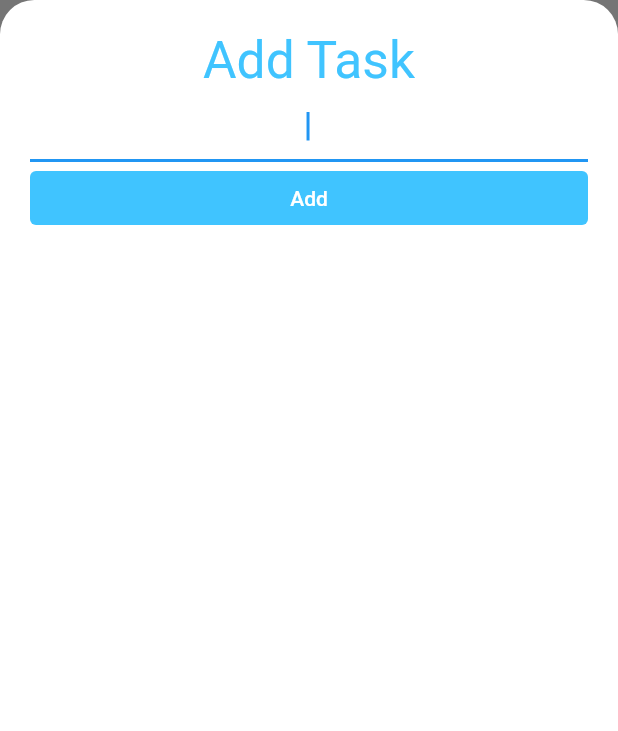
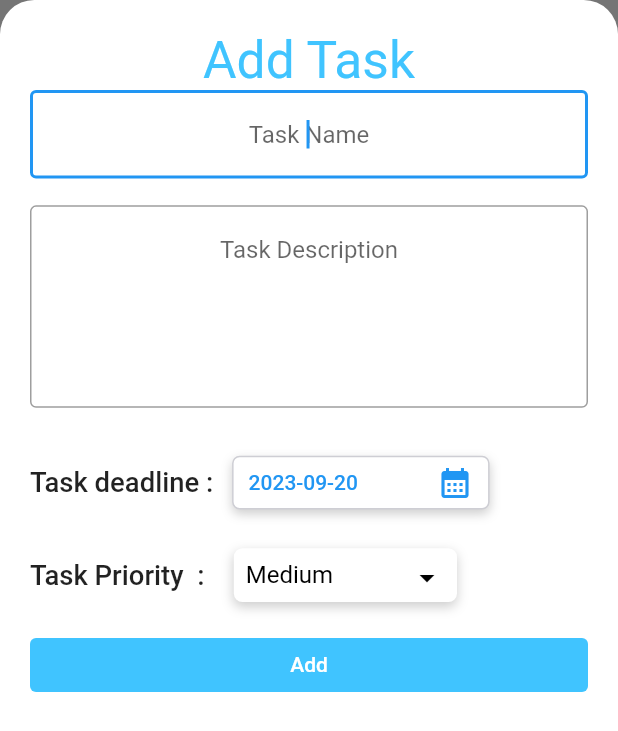
Before and after one commit to zyfi4472/Todo-app, a Flutter app: the AddTaskScreen widget shown alone on an empty page, opened directly, on a phone screen of 412 x 824 dp. Shown: the top 731 px of the screen. Run offline on Flutter 3.47's test engine with Material 2 defaults, Android fonts, the light colour scheme and no system bars; our stand-ins replace cloud_firestore, firebase_auth, firebase_core, flutter_screenutil, fluttertoast, modal_progress_hud_nsn; accounts and stored records are empty.

Commit message:
task description, priority and deadline added

```diff
--- /dev/null
+++ b/lib/globals.dart
@@ -0,0 +1 @@
+String selectedValue = 'Medium'; // Initialize with a valid option
--- a/lib/main.dart
+++ b/lib/main.dart
@@ -5,25 +5,24 @@ import 'package:flutter/material.dart';
 import 'package:flutter_screenutil/flutter_screenutil.dart';
 import 'package:provider/provider.dart';
 import 'package:todoey_app/firebase_options.dart';
-import 'package:todoey_app/screens/login/login_screen.dart';
-
-import 'models/task_data.dart';
-import 'navigation/navigation_page_view.dart';
+import 'package:todoey_app/models/task_data.dart';
+import 'package:todoey_app/navigation/navigation_page_view.dart';
+import 'package:todoey_app/views/login/login_screen.dart';
 
 void main() async {
   WidgetsFlutterBinding.ensureInitialized();
+  // Initialize Firebase
   await Firebase.initializeApp(
     options: DefaultFirebaseOptions.currentPlatform,
   );
   runApp(MyApp());
 }
 
-// ignore: must_be_immutable
 class MyApp extends StatelessWidget {
   MyApp({super.key});
 
+  // Get the current user
   final user = FirebaseAuth.instance.currentUser;
-  bool showSpiner = false;
 
   @override
   Widget build(BuildContext context) {
@@ -33,13 +32,12 @@ class MyApp extends StatelessWidget {
         if (snapshot.connectionState == ConnectionState.waiting) {
           // While checking admin status, show a loading indicator
           return const Center(child: CircularProgressIndicator());
-          // You can replace this with any loading widget you prefer
         } else {
           // Check if user is not null and isAdmin is true
           final isAdmin = user != null && snapshot.data == true;
 
           if (user != null) {
-            // if isAdmin is true, show the MyPageView
+            // If isAdmin is true, show the MyPageView
             return ScreenUtilInit(
               designSize: const Size(360, 690),
               minTextAdapt: true,
@@ -73,8 +71,6 @@ class MyApp extends StatelessWidget {
     );
   }
 
-  // Your checkAdminStatus method remains unchanged
-
   Future<bool> checkAdminStatus() async {
     // Reference to the user's document in Firestore
     final userDocRef =
--- a/lib/models/task.dart
+++ /dev/null
@@ -1,10 +0,0 @@
-class Task {
-  final String name;
-  bool isDone;
-
-  Task({required this.name, this.isDone = false});
-
-  void toggleDone() {
-    isDone = !isDone;
-  }
-}
--- a/lib/models/task_data.dart
+++ b/lib/models/task_data.dart
@@ -1,9 +1,10 @@
 import 'package:cloud_firestore/cloud_firestore.dart';
 import 'package:firebase_auth/firebase_auth.dart';
 import 'package:flutter/foundation.dart';
+import 'package:intl/intl.dart';
 import 'package:todoey_app/authetication/authentication.dart';
 import 'dart:collection';
-import 'package:todoey_app/models/task.dart';
+import 'package:todoey_app/models/task_model.dart';
 
 class TaskData extends ChangeNotifier {
   final taskAuth = FirebaseAuthentication();
@@ -18,7 +19,11 @@ class TaskData extends ChangeNotifier {
   }
 
   void addTask(String newTaskTitle) {
-    final task = Task(name: newTaskTitle);
+    final task = Task(
+        name: newTaskTitle,
+        deadline: '',
+        priority: 'Medium',
+        description: 'ksdk');
     _tasks.add(task);
     notifyListeners();
   }
@@ -42,32 +47,53 @@ class TaskData extends ChangeNotifier {
   }
 
   Future<void> fetchTasksFromFirestore() async {
+    // if (kDebugMode) {
     print('Fetching Tasks');
+    // }
     try {
       final user = FirebaseAuth.instance.currentUser;
 
       if (user != null) {
         final userDocRef =
             FirebaseFirestore.instance.collection('users').doc(user.uid);
+        print('User not null');
 
         final userDocSnapshot = await userDocRef.get();
 
         if (userDocSnapshot.exists) {
+          print('userDocSnapshot exists');
+
           final tasksData = userDocSnapshot.data() as Map<String, dynamic>;
+          // print('Tasks Data: $tasksData'); // Print the entire map for debugging
           final List<dynamic>? tasksList = tasksData['tasks'];
 
           if (tasksList != null) {
             _tasks = tasksList.map((taskData) {
-              return Task(name: taskData['title']);
+              final deadlineTimestamp = taskData['deadline'] as Timestamp?;
+              final deadline = deadlineTimestamp != null
+                  ? DateFormat('dd-MM-yyyy').format(deadlineTimestamp.toDate())
+                  : 'No Deadline';
+              print(
+                  'Task Deadline: $deadline'); // Print the deadline value for debugging
+              return Task(
+                name: taskData['title'],
+                description: taskData['description'],
+                priority: taskData['priority'],
+                deadline: deadline,
+              );
             }).toList();
 
             notifyListeners(); // Notify listeners after updating _tasks
           }
         }
       }
+      // if (kDebugMode) {
       print('Tasks Fetched');
+      // }
     } catch (e) {
+      // if (kDebugMode) {
       print("Error fetching data: $e");
+      // }
     }
   }
 }
--- /dev/null
+++ b/lib/models/task_model.dart
@@ -0,0 +1,18 @@
+class Task {
+  final String name;
+  final String description;
+  final String priority;
+  String deadline;
+  bool isDone;
+
+  Task(
+      {required this.name,
+      required this.description,
+      required this.deadline,
+      required this.priority,
+      this.isDone = false});
+
+  void toggleDone() {
+    isDone = !isDone;
+  }
+}
--- a/lib/screens/addTask/add_task_screen.dart
+++ /dev/null
@@ -1,77 +0,0 @@
-import 'package:cloud_firestore/cloud_firestore.dart';
-import 'package:firebase_auth/firebase_auth.dart';
-import 'package:flutter/material.dart';
-import 'package:flutter_screenutil/flutter_screenutil.dart';
-
-class AddTaskScreen extends StatefulWidget {
-  final DocumentReference? userReference;
-  const AddTaskScreen({super.key, this.userReference});
-  @override
-  State<AddTaskScreen> createState() => _AddTaskScreenState();
-}
-
-class _AddTaskScreenState extends State<AddTaskScreen> {
-  final user = FirebaseAuth.instance.currentUser;
-
-  @override
-  Widget build(BuildContext context) {
-    String newTaskTitle = '';
-
-    return Container(
-      color: const Color(0xff757575),
-      child: Container(
-        padding: const EdgeInsets.all(20.0),
-        decoration: BoxDecoration(
-          color: Colors.white,
-          borderRadius: BorderRadius.only(
-            topLeft: Radius.circular(20.r),
-            topRight: Radius.circular(20.0.r),
-          ),
-        ),
-        child: Column(
-          crossAxisAlignment: CrossAxisAlignment.stretch,
-          children: <Widget>[
-            Text(
-              'Add Task',
-              textAlign: TextAlign.center,
-              style: TextStyle(
-                fontSize: 30.0.sp,
-                color: Colors.lightBlueAccent,
-              ),
-            ),
-            TextField(
-              autofocus: true,
-              textAlign: TextAlign.center,
-              onChanged: (newText) {
-                newTaskTitle = newText;
-              },
-            ),
-            TextButton(
-              onPressed: () async {
-                if (widget.userReference != null) {
-                  // Add the new task to the user's document
-                  print('user ref not null');
-                  await widget.userReference!.update({
-                    'tasks': FieldValue.arrayUnion([
-                      {
-                        'title': newTaskTitle,
-                      },
-                    ]),
-                  });
-
-                  // Navigate back to the UserListScreen
-                  Navigator.pop(context);
-                }
-              },
-              style: TextButton.styleFrom(
-                foregroundColor: Colors.white,
-                backgroundColor: Colors.lightBlueAccent,
-              ),
-              child: const Text('Add'),
-            ),
-          ],
-        ),
-      ),
-    );
-  }
-}
--- /dev/null
+++ b/lib/views/addTask/add_task_screen.dart
@@ -0,0 +1,157 @@
+import 'package:cloud_firestore/cloud_firestore.dart';
+import 'package:firebase_auth/firebase_auth.dart';
+import 'package:flutter/material.dart';
+import 'package:flutter_screenutil/flutter_screenutil.dart';
+import 'package:todoey_app/globals.dart';
+import 'package:todoey_app/widgets/calendar_container.dart';
+import 'package:todoey_app/widgets/priority_dropdown.dart';
+
+class AddTaskScreen extends StatefulWidget {
+  final DocumentReference? userReference;
+  final MyDropdownWidget dropdownWidget =
+      const MyDropdownWidget(); // Add this line
+
+  const AddTaskScreen({super.key, this.userReference});
+  @override
+  State<AddTaskScreen> createState() => _AddTaskScreenState();
+}
+
+class _AddTaskScreenState extends State<AddTaskScreen> {
+  final user = FirebaseAuth.instance.currentUser;
+  DateTime taskDeadline = DateTime.now();
+  TextEditingController? newTaskTitleController = TextEditingController();
+  TextEditingController? newTaskDescriptionController = TextEditingController();
+
+  @override
+  Widget build(BuildContext context) {
+    return Container(
+      color: const Color(0xff757575),
+      child: Container(
+        padding: const EdgeInsets.all(20.0),
+        decoration: BoxDecoration(
+          color: Colors.white,
+          borderRadius: BorderRadius.only(
+            topLeft: Radius.circular(20.r),
+            topRight: Radius.circular(20.0.r),
+          ),
+        ),
+        child: Column(
+          crossAxisAlignment: CrossAxisAlignment.stretch,
+          children: <Widget>[
+            Text(
+              'Add Task',
+              textAlign: TextAlign.center,
+              style: TextStyle(
+                fontSize: 30.0.sp,
+                color: Colors.lightBlueAccent,
+              ),
+            ),
+            TextField(
+              autofocus: true,
+              textAlign: TextAlign.center,
+              controller: newTaskTitleController,
+              decoration: const InputDecoration(
+                hintText: 'Task Name',
+                border: OutlineInputBorder(),
+              ),
+            ),
+            SizedBox(height: 15.h),
+            TextField(
+              autofocus: true,
+              textAlign: TextAlign.center,
+              controller: newTaskDescriptionController,
+              maxLines: 5,
+              decoration: const InputDecoration(
+                hintText: 'Task Description',
+                border: OutlineInputBorder(),
+              ),
+            ),
+            SizedBox(height: 20.h),
+            Row(
+              children: [
+                Text(
+                  'Task deadline : ',
+                  style: TextStyle(
+                    fontSize: 16.sp,
+                    fontWeight: FontWeight.w500,
+                  ),
+                ),
+                _buildDateButton(
+                    onPressed: () => _selectTaskDeadline(context),
+                    selectedDate: taskDeadline),
+              ],
+            ),
+            SizedBox(height: 15.h),
+            Row(
+              children: [
+                Text(
+                  'Task Priority  : ',
+                  style: TextStyle(
+                    fontSize: 16.sp,
+                    fontWeight: FontWeight.w500,
+                  ),
+                ),
+                const MyDropdownWidget(), // Use the instance here
+              ],
+            ),
+            SizedBox(height: 15.h),
+            TextButton(
+              onPressed: () async {
+                if (widget.userReference != null) {
+                  // Add the new task to the user's document
+                  // if (kDebugMode) {
+                  //   print('user ref not null');
+                  // }
+
+                  // Get the selected value from MyDropdownWidget
+
+                  await widget.userReference!.update({
+                    'tasks': FieldValue.arrayUnion([
+                      {
+                        'title': newTaskTitleController!.text,
+                        'description': newTaskDescriptionController!.text,
+                        'priority': selectedValue,
+                        'deadline': taskDeadline.toUtc(),
+                      },
+                    ]),
+                  });
+
+                  // Navigate back to the UserListScreen
+                  // ignore: use_build_context_synchronously
+                  Navigator.pop(context);
+                }
+              },
+              style: TextButton.styleFrom(
+                foregroundColor: Colors.white,
+                backgroundColor: Colors.lightBlueAccent,
+              ),
+              child: const Text('Add'),
+            ),
+          ],
+        ),
+      ),
+    );
+  }
+
+  Widget _buildDateButton(
+      {required VoidCallback onPressed, required DateTime selectedDate}) {
+    return TextButton(
+      onPressed: onPressed,
+      child: CalenderContainerWidget(selectedDate: selectedDate),
+    );
+  }
+
+  Future<void> _selectTaskDeadline(BuildContext context) async {
+    final DateTime? picked = await showDatePicker(
+      context: context,
+      initialDate: taskDeadline,
+      firstDate: DateTime(2000),
+      lastDate: DateTime(2101),
+    );
+    if (picked != null && picked != taskDeadline) {
+      setState(() {
+        taskDeadline = picked;
+      });
+    }
+  }
+}
--- a/lib/screens/login/login_screen.dart
+++ b/lib/views/login/login_screen.dart
@@ -1,6 +1,7 @@
 // ignore_for_file: must_be_immutable
 
 import 'package:cloud_firestore/cloud_firestore.dart';
+import 'package:flutter/foundation.dart';
 import 'package:flutter/material.dart';
 import 'package:flutter_screenutil/flutter_screenutil.dart';
 import 'package:todoey_app/authetication/authentication.dart';
@@ -126,7 +127,9 @@ class _LoginScreenState extends State<LoginScreen> {
         return false; // User document not found
       }
     } catch (e) {
-      print("Error checking admin status: $e");
+      if (kDebugMode) {
+        print("Error checking admin status: $e");
+      }
       return false;
     }
   }
--- a/lib/screens/userDetails/user_details_screen.dart
+++ b/lib/views/userDetails/user_details_screen.dart
@@ -1,7 +1,8 @@
 import 'package:cloud_firestore/cloud_firestore.dart';
 import 'package:flutter/material.dart';
 import 'package:flutter_screenutil/flutter_screenutil.dart';
-import 'package:todoey_app/screens/addTask/add_task_screen.dart';
+
+import '../addTask/add_task_screen.dart';
 
 class UserDetailsScreen extends StatelessWidget {
   final DocumentReference userReference;
@@ -57,7 +58,7 @@ class UserDetailsScreen extends StatelessWidget {
           }
 
           final userData = snapshot.data!.data() as Map<String, dynamic>;
-          final tasks = userData['tasks'] as List<dynamic>;
+          final tasks = (userData['tasks'] as List<dynamic>?) ?? [];
           final userName = userData['name'] as String;
 
           if (tasks.isEmpty) {
--- /dev/null
+++ b/lib/widgets/calendar_container.dart
@@ -0,0 +1,49 @@
+import 'package:flutter/material.dart';
+import 'package:flutter_screenutil/flutter_screenutil.dart';
+
+class CalenderContainerWidget extends StatelessWidget {
+  const CalenderContainerWidget({
+    super.key,
+    required this.selectedDate,
+  });
+
+  final DateTime selectedDate;
+
+  @override
+  Widget build(BuildContext context) {
+    return Container(
+      decoration: BoxDecoration(
+        borderRadius: BorderRadius.circular(5),
+        color: const Color(0XFFFFFFFF),
+        boxShadow: [
+          BoxShadow(
+            color: Colors.grey.withOpacity(0.5), // Shadow color
+            blurRadius: 5, // Blur radius
+            offset: const Offset(0, 3), // Offset in the (x, y) direction
+          ),
+        ],
+        border: Border.all(
+          color: const Color(0XFFCECED4), // Choose your border color
+          width: 1.0, // Choose your border width
+        ),
+      ),
+      width: 150.w,
+      height: 30.h,
+      child: Row(
+        mainAxisAlignment: MainAxisAlignment.spaceBetween,
+        children: [
+          Padding(
+            padding: const EdgeInsets.only(left: 10.0),
+            child: Text(
+              "${selectedDate.toLocal()}".split(' ')[0],
+            ),
+          ),
+          const Padding(
+            padding: EdgeInsets.only(right: 10.0),
+            child: Icon(Icons.calendar_month),
+          ),
+        ],
+      ),
+    );
+  }
+}
--- /dev/null
+++ b/lib/widgets/priority_dropdown.dart
@@ -0,0 +1,80 @@
+import 'package:flutter/material.dart';
+import 'package:flutter_screenutil/flutter_screenutil.dart';
+import 'package:todoey_app/globals.dart'; // Import globals.dart
+
+class MyDropdownWidget extends StatefulWidget {
+  const MyDropdownWidget({super.key});
+
+  @override
+  // ignore: library_private_types_in_public_api
+  _MyDropdownWidgetState createState() => _MyDropdownWidgetState();
+}
+
+class _MyDropdownWidgetState extends State<MyDropdownWidget> {
+  // Initialize with a valid option
+  // static String selectedValue = 'Medium';
+
+  @override
+  Widget build(BuildContext context) {
+    return Padding(
+      padding: const EdgeInsets.symmetric(horizontal: 15),
+      child: Container(
+        decoration: BoxDecoration(
+          borderRadius: BorderRadius.circular(5.r),
+          color: const Color(0XFFFFFFFF),
+          boxShadow: [
+            BoxShadow(
+              color: Colors.grey.withOpacity(0.5), // Shadow color
+              // spreadRadius: 2, // Spread radius
+              blurRadius: 5.r, // Blur radius
+              offset: const Offset(0, 3), // Offset in the (x, y) direction
+            ),
+          ],
+        ),
+        width: 130.w,
+        height: 30.h,
+        child: Padding(
+          padding: const EdgeInsets.all(8.0),
+          child: DropdownButton<String>(
+            value: selectedValue, // Use selectedValue from globals.dart
+            onChanged: (newValue) {
+              setState(() {
+                selectedValue = newValue!;
+              });
+            },
+            items: const [
+              DropdownMenuItem(
+                value: 'High',
+                child: Text(
+                  'High',
+                  style: TextStyle(color: Colors.black),
+                ),
+              ),
+              DropdownMenuItem(
+                value: 'Medium',
+                child: Text(
+                  'Medium',
+                  style: TextStyle(color: Colors.black),
+                ),
+              ),
+              DropdownMenuItem(
+                value: 'Low',
+                child: Text(
+                  'Low',
+                  style: TextStyle(color: Colors.black),
+                ),
+              ),
+            ],
+            icon: const Icon(
+              Icons.arrow_drop_down,
+              color: Colors.black,
+            ), // Icon to display
+            underline: Container(), // Remove the underline
+            isExpanded: true, // Allow the dropdown to expand horizontally
+            dropdownColor: Colors.white, // Change this color
+          ),
+        ),
+      ),
+    );
+  }
+}
--- a/lib/widgets/tasks_list.dart
+++ b/lib/widgets/tasks_list.dart
@@ -13,7 +13,7 @@ class TasksList extends StatelessWidget {
         return Column(
           // crossAxisAlignment: CrossAxisAlignment.start,
           children: <Widget>[
-            SizedBox(height: 50.h),
+            SizedBox(height: 15.h),
             Text(
               'My Tasks',
               style: TextStyle(
@@ -27,6 +27,9 @@ class TasksList extends StatelessWidget {
                   final task = taskData.tasks[index];
                   return TaskTile(
                     taskTitle: task.name,
+                    taskDescription: task.description,
+                    taskDeadline: task.deadline,
+                    taskPriority: task.priority,
                     isChecked: task.isDone,
                     checkboxCallback: (checkboxState) {
                       taskData.updateTask(task);
--- a/pubspec.yaml
+++ b/pubspec.yaml
@@ -42,6 +42,7 @@ dependencies:
   fluttertoast: ^8.2.2
   cloud_firestore: ^4.9.1
   flutter_screenutil: ^5.9.0
+  intl: ^0.18.1
 
 dev_dependencies:
   flutter_test:
```
Also changed, not shown: lib/authetication/authentication.dart (+8 -3 lines), lib/navigation/navigation_page_view.dart (+5 -3 lines), lib/views/createUser/create_user.dart (renamed from lib/screens/createUser/create_user.dart, +9 -15 lines), lib/views/index/app_index_screen.dart (renamed from lib/screens/index/app_index_screen.dart, +6 -2 lines), lib/widgets/task_detail_item.dart (added, +39 -0 lines), lib/widgets/task_tile.dart (+78 -8 lines), lib/views/users/users_screen.dart (renamed from lib/screens/users/users.dart), pubspec.lock.
